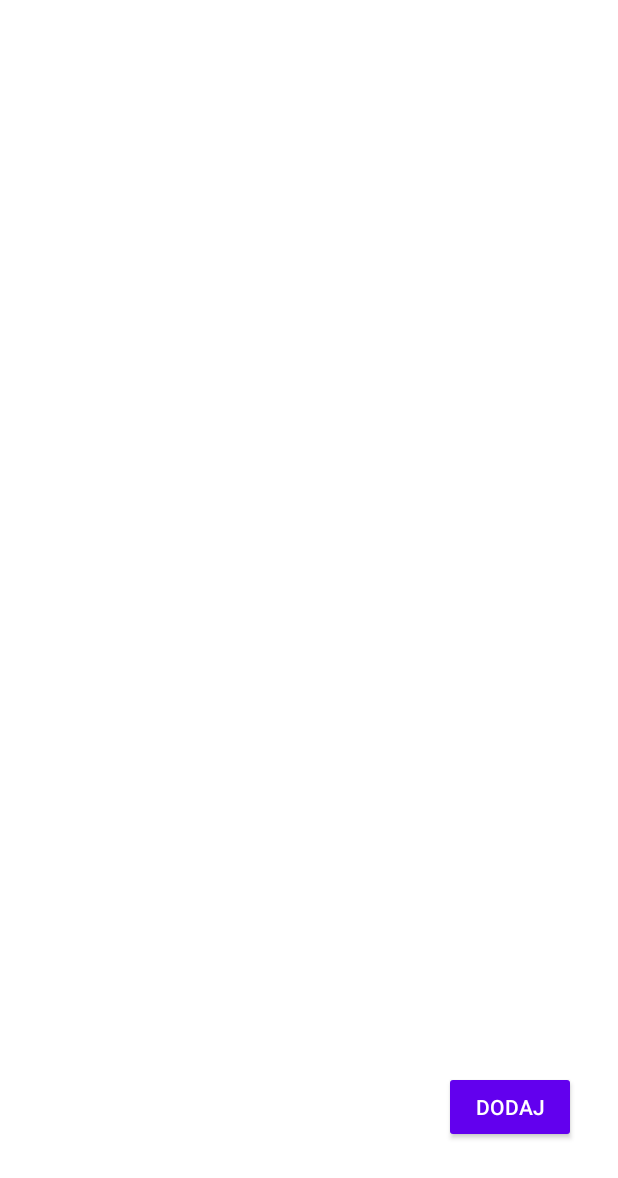
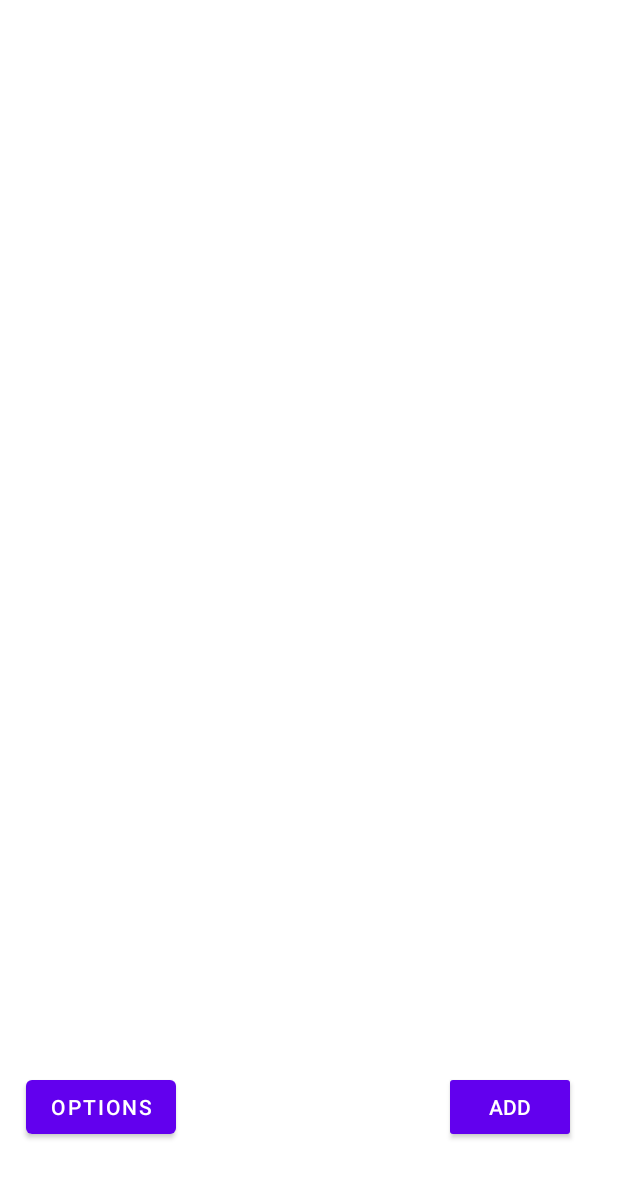
Before and after one commit to GRostek/PjatkShoppingList, an Android app: the layout activity_main.xml on its own in the app's theme, with its tools: preview values and no code run, on a phone screen of 412 x 824 dp. Shown: the top 1178 px of the screen. Run offline under Robolectric (Android 15) with nearby library versions, the phone set to English and light mode, and no system bars.

Commit message:
Dodano metody do szkieletu aplikacji, dodano plik xml z polskimi tlumaczeniami

```diff
--- a/app/build.gradle
+++ b/app/build.gradle
@@ -1,6 +1,7 @@
 plugins {
     id 'com.android.application'
     id 'kotlin-android'
+    id 'kotlin-android-extensions'
 }
 
 android {
--- a/app/src/main/res/layout/activity_main.xml
+++ b/app/src/main/res/layout/activity_main.xml
@@ -15,10 +15,24 @@
         android:layout_marginTop="667dp"
         android:layout_marginEnd="25dp"
         android:layout_marginBottom="16dp"
-        android:text="@string/add_button_pl"
+        android:text="@string/add_button"
         app:layout_constraintBottom_toBottomOf="parent"
         app:layout_constraintEnd_toEndOf="parent"
         app:layout_constraintStart_toStartOf="parent"
         app:layout_constraintTop_toTopOf="parent" />
 
+    <Button
+        android:id="@+id/optionsButton"
+        android:layout_width="wrap_content"
+        android:layout_height="wrap_content"
+        android:layout_marginStart="25dp"
+        android:layout_marginTop="667dp"
+        android:layout_marginEnd="187dp"
+        android:layout_marginBottom="16dp"
+        android:text="@string/options_button"
+        app:layout_constraintBottom_toBottomOf="parent"
+        app:layout_constraintEnd_toStartOf="@+id/addButton"
+        app:layout_constraintStart_toStartOf="parent"
+        app:layout_constraintTop_toTopOf="parent" />
+
 </androidx.constraintlayout.widget.ConstraintLayout>
--- /dev/null
+++ b/app/src/main/res/layout/activity_options.xml
@@ -0,0 +1,6 @@
+<?xml version="1.0" encoding="utf-8"?>
+<androidx.constraintlayout.widget.ConstraintLayout
+    xmlns:android="http://schemas.android.com/apk/res/android" android:layout_width="match_parent"
+    android:layout_height="match_parent">
+
+</androidx.constraintlayout.widget.ConstraintLayout>
--- a/app/src/main/res/values/strings.xml
+++ b/app/src/main/res/values/strings.xml
@@ -1,5 +1,5 @@
 <resources>
     <string name="app_name">PjatkShoppingList</string>
-    <string name="add_button_pl">Dodaj</string>
-    <string name="add_button_eng">Add</string>
+    <string name="add_button">Add</string>
+    <string name="options_button">Options</string>
 </resources>
```
Also changed, not shown: app/src/main/java/com/example/pjatkshoppinglist/MainActivity.kt (+21 -0 lines), 1 other file.
